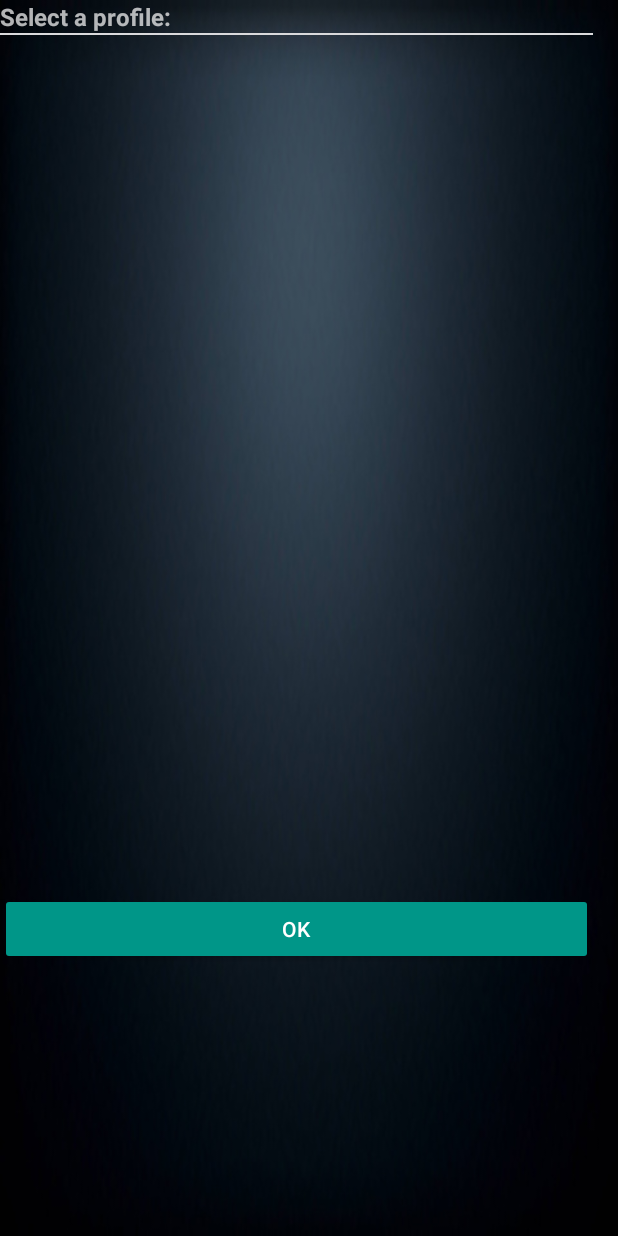
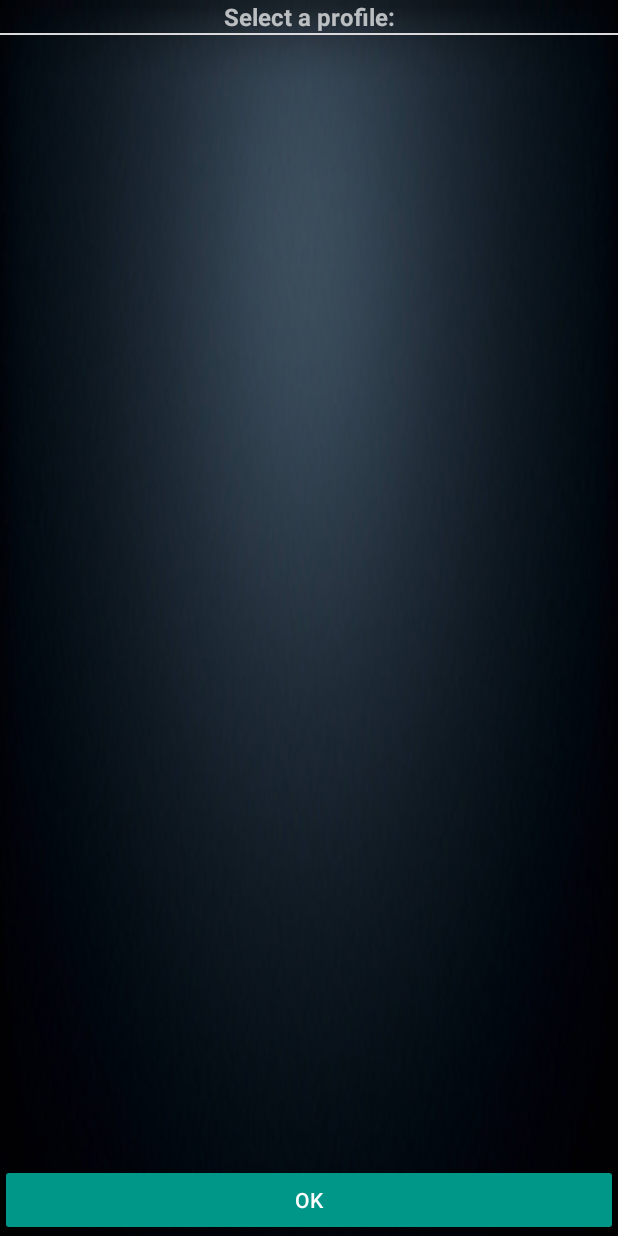
Before and after one commit to DavRo89/BiometricProfiling2, an Android app: the ProfileSelection screen opened directly, with no data from a screen before it, on a phone screen of 412 x 824 dp. Run offline under Robolectric (Android 15) with nearby library versions, the phone set to English and light mode, and no system bars; 1 statement that could not run was skipped.

Commit message:
Fix profili

```diff
--- a/app/src/main/res/layout/activity_profile_selection.xml
+++ b/app/src/main/res/layout/activity_profile_selection.xml
@@ -1,5 +1,5 @@
 <?xml version="1.0" encoding="utf-8"?>
-<android.support.constraint.ConstraintLayout
+<LinearLayout
         xmlns:android="http://schemas.android.com/apk/res/android"
         xmlns:tools="http://schemas.android.com/tools"
         xmlns:app="http://schemas.android.com/apk/res-auto"
@@ -9,27 +9,28 @@
 
     <RelativeLayout
             android:id="@+id/check_add_layout"
-            android:layout_width="395dp"
-            android:layout_height="643dp"
+            android:layout_width="match_parent"
+            android:layout_height="match_parent"
             android:orientation="horizontal"
-            android:gravity="bottom"
 
-
-            tools:layout_editor_absoluteY="8dp" tools:layout_editor_absoluteX="8dp">
+          >
 
         <RadioGroup
             android:id="@+id/radiogroup"
-            android:layout_width="wrap_content"
-            android:layout_height="wrap_content" tools:layout_editor_absoluteY="283dp"
-            tools:layout_editor_absoluteX="166dp">
+            android:layout_width="match_parent"
+            android:layout_height="wrap_content"
+          android:gravity="center"
+            >
         <TextView
                 android:id="@+id/textInstrunctions"
-                android:layout_width="wrap_content"
+                android:layout_width="match_parent"
                 android:layout_height="wrap_content"
                 android:text="Select a profile:"
                 android:textSize="16sp"
                 android:textStyle="bold"
-                android:typeface="normal" />
+                android:typeface="normal"
+        android:gravity="center"
+        />
 
 
 
@@ -49,9 +50,10 @@
                 android:id="@+id/button3"
 
                 android:focusable="false"
-                android:layout_alignParentBottom="true" android:layout_alignParentStart="true"
-                android:onClick="Cancel"/>
+                android:onClick="Cancel"
+                android:layout_alignParentBottom="true"
+                />
 
 
     </RelativeLayout>
-</android.support.constraint.ConstraintLayout>
+</LinearLayout>
```
